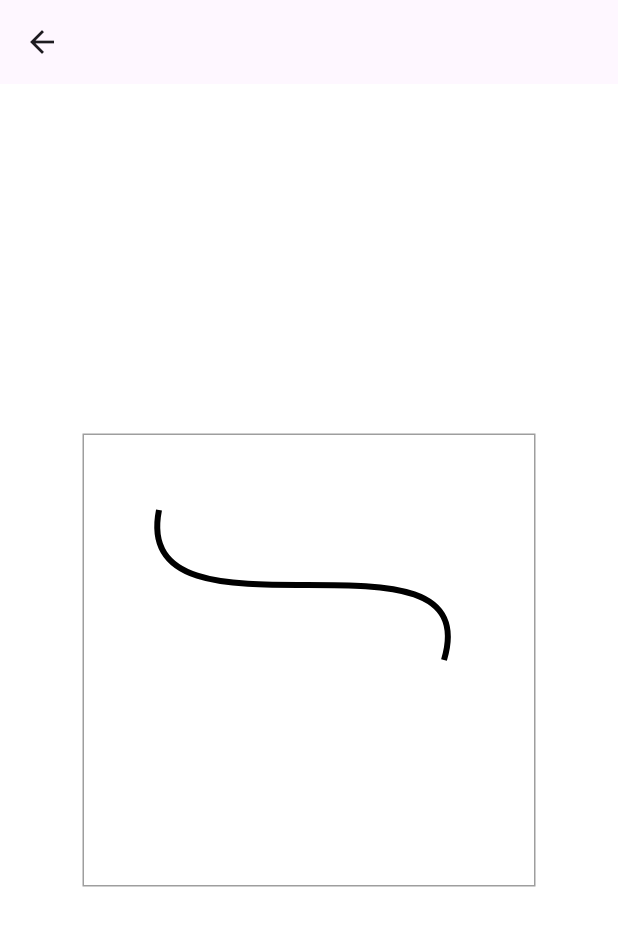
After one commit to GadielPugh/flutter_demo, a Flutter app: the screen it shows after launch, after a tap on "9. Pianting", on a phone screen of 412 x 824 dp. The commit adds this screen. Shown: the top 926 px of the screen. Run offline on Flutter 3.47's test engine with Material 3 defaults, Android fonts, the phone set to English and light mode, and no system bars; our stand-ins replace firebase_auth, firebase_core, get_it, shared_preferences, sqflite; accounts and stored records are empty; generated files the repository leaves out were written again.

Commit message:
Bazier Basics

```diff
--- a/lib/main.dart
+++ b/lib/main.dart
@@ -11,6 +11,7 @@ import 'package:flutter_demo/ui/demos/5_sqlite/sqlite_demo.dart';
 import 'package:flutter_demo/ui/demos/6_networking/networking_demo.dart';
 import 'package:flutter_demo/ui/demos/7_testing/calculator_demo.dart';
 import 'package:flutter_demo/ui/demos/8_profiling/profiling_demo.dart';
+import 'package:flutter_demo/ui/demos/9_painting/painting_demo.dart';
 import 'package:flutter_demo/ui/settings/settings_screen.dart';
 import 'ui/demos/1_dart/dart_demo_screen.dart';
 
@@ -34,7 +35,6 @@ class MyApp extends StatefulWidget {
 class _MyAppState extends State<MyApp> {
   final appState = getIt<AppState>();
 
-
   @override
   Widget build(BuildContext context) {
     return MaterialApp(
@@ -54,23 +54,23 @@ class HomeScreen extends StatelessWidget {
       appBar: AppBar(
         title: const Text("Home Screen"),
         backgroundColor: Theme.of(context).colorScheme.inversePrimary,
-
-
-
       ),
 
       drawer: Drawer(
         child: ListView(
           children: [
             DrawerHeader(child: FlutterLogo()),
-            ListTile(title:Text('Settings'),
-            onTap:(){
+            ListTile(
+              title: Text('Settings'),
+              onTap: () {
                 Navigator.push(
-                context,
-                MaterialPageRoute(builder: (context) => const SettingsScreen()),
-              );
-            }
-            )
+                  context,
+                  MaterialPageRoute(
+                    builder: (context) => const SettingsScreen(),
+                  ),
+                );
+              },
+            ),
           ],
         ),
       ),
@@ -78,9 +78,6 @@ class HomeScreen extends StatelessWidget {
       // A ListView for your items
       body: ListView(
         children: [
-
-
-
           ListTile(
             title: const Text("1. Dart Demo"),
             leading: const Icon(Icons.code),
@@ -129,16 +126,13 @@ class HomeScreen extends StatelessWidget {
             },
           ),
 
-
           ListTile(
             title: const Text("5. SQLite"),
             leading: const Icon(Icons.code),
             onTap: () {
               Navigator.push(
                 context,
-                MaterialPageRoute(
-                  builder: (context) => SqliteDemo()),
-
+                MaterialPageRoute(builder: (context) => SqliteDemo()),
               );
             },
           ),
@@ -149,22 +143,18 @@ class HomeScreen extends StatelessWidget {
             onTap: () {
               Navigator.push(
                 context,
-                MaterialPageRoute(
-                  builder: (context) => const NetworkingDemo()),
-
+                MaterialPageRoute(builder: (context) => const NetworkingDemo()),
               );
             },
           ),
 
-           ListTile(
+          ListTile(
             title: const Text("7. Testing"),
             leading: const Icon(Icons.code),
             onTap: () {
               Navigator.push(
                 context,
-                MaterialPageRoute(
-                  builder: (context) => const CalculatorDemo()),
-
+                MaterialPageRoute(builder: (context) => const CalculatorDemo()),
               );
             },
           ),
@@ -175,9 +165,29 @@ class HomeScreen extends StatelessWidget {
             onTap: () {
               Navigator.push(
                 context,
-                MaterialPageRoute(
-                  builder: (context) => const ProfilingDemo()),
+                MaterialPageRoute(builder: (context) => const ProfilingDemo()),
+              );
+            },
+          ),
 
+          ListTile(
+            title: const Text("9. Pianting"),
+            leading: const Icon(Icons.code),
+            onTap: () {
+              Navigator.push(
+                context,
+                MaterialPageRoute(builder: (context) => const PaintingDemo()),
+              );
+            },
+          ),
+
+          ListTile(
+            title: const Text("10. Media"),
+            leading: const Icon(Icons.code),
+            onTap: () {
+              Navigator.push(
+                context,
+                MaterialPageRoute(builder: (context) => const PaintingDemo()),
               );
             },
           ),
--- /dev/null
+++ b/lib/ui/demos/9_painting/painting_demo.dart
@@ -0,0 +1,219 @@
+import 'dart:ui' as ui;
+import 'dart:math' as math;
+import 'package:flutter/foundation.dart';
+import 'package:flutter/gestures.dart';
+import 'package:flutter/material.dart';
+import 'package:flutter/rendering.dart';
+
+class PaintingDemo extends StatefulWidget {
+  const PaintingDemo({super.key});
+
+  @override
+  State<PaintingDemo> createState() => _PaintingDemoState();
+}
+
+class _PaintingDemoState extends State<PaintingDemo> {
+  @override
+  Widget build(BuildContext context) {
+    return Scaffold(
+      backgroundColor: Colors.white,
+      appBar: AppBar(),
+      // body: Center(
+      //   child: Container(
+      //     // color: Colors.cyan,
+      //     child: ProgressBar(
+      //       barColor: Colors.blue,
+      //       thumbColor: Colors.red,
+      //       thumbSize: 20.0,
+      //     ),
+      //   ),
+      // ),
+      body: Center(
+        child: Container(
+          decoration: BoxDecoration(border: Border.all(color: Colors.grey)),
+          child: CustomPaint(size: Size(300, 300), painter: MyPainter()),
+        ),
+      ),
+    );
+  }
+}
+
+class MyPainter extends CustomPainter {
+  @override
+  void paint(Canvas canvas, Size size) {
+    final path = Path()
+      ..moveTo(50, 50)
+      // ..lineTo(200, 200)
+      // ..quadraticBezierTo(30, 150, 150, 100)
+      // ..quadraticBezierTo(270, 50, 240, 150);
+      ..cubicTo(30, 150, 270, 50, 240, 150);
+    final paint = Paint()
+      ..color = Colors.black
+      ..style = PaintingStyle.stroke
+      ..strokeWidth = 4;
+    canvas.drawPath(path, paint);
+
+
+  }
+
+
+  @override
+  bool shouldRepaint(CustomPainter old) {
+    return false;
+  }
+}
+
+class ProgressBar extends LeafRenderObjectWidget {
+  const ProgressBar({
+    super.key,
+    required this.barColor,
+    required this.thumbColor,
+    this.thumbSize = 20.0,
+  });
+
+  final Color barColor;
+  final Color thumbColor;
+  final double thumbSize;
+
+  @override
+  RenderProgressBar createRenderObject(BuildContext context) {
+    return RenderProgressBar(
+      barColor: barColor,
+      thumbColor: thumbColor,
+      thumbSize: thumbSize,
+    );
+  }
+
+  @override
+  void updateRenderObject(
+    BuildContext context,
+    RenderProgressBar renderObject,
+  ) {
+    renderObject
+      ..barColor = barColor
+      ..thumbColor = thumbColor
+      ..thumbSize = thumbSize;
+  }
+
+  @override
+  void debugFillProperties(DiagnosticPropertiesBuilder properties) {
+    super.debugFillProperties(properties);
+    properties.add(ColorProperty('barColor', barColor));
+    properties.add(ColorProperty('thumbColor', thumbColor));
+    properties.add(DoubleProperty('thumbSize', thumbSize));
+  }
+}
+
+class RenderProgressBar extends RenderBox {
+  RenderProgressBar({
+    required Color barColor,
+    required Color thumbColor,
+    required double thumbSize,
+  }) : _barColor = barColor,
+       _thumbColor = thumbColor,
+       _thumbSize = thumbSize {
+    // initialize the gesture recognizer
+    _drag = HorizontalDragGestureRecognizer()
+      ..onStart = (DragStartDetails details) {
+        _updateThumbPosition(details.localPosition);
+      }
+      ..onUpdate = (DragUpdateDetails details) {
+        _updateThumbPosition(details.localPosition);
+      };
+  }
+
+  void _updateThumbPosition(Offset localPosition) {
+    var dx = localPosition.dx.clamp(0, size.width);
+    _currentThumbValue = dx / size.width;
+    markNeedsPaint();
+    markNeedsSemanticsUpdate();
+  }
+
+  Color get barColor => _barColor;
+  Color _barColor;
+  set barColor(Color value) {
+    if (_barColor == value) return;
+    _barColor = value;
+    markNeedsPaint();
+  }
+
+  Color get thumbColor => _thumbColor;
+  Color _thumbColor;
+  set thumbColor(Color value) {
+    if (_thumbColor == value) return;
+    _thumbColor = value;
+    markNeedsPaint();
+  }
+
+  double get thumbSize => _thumbSize;
+  double _thumbSize;
+  set thumbSize(double value) {
+    if (_thumbSize == value) return;
+    _thumbSize = value;
+    markNeedsLayout();
+  }
+
+  @override
+  void performLayout() {
+    size = computeDryLayout(constraints);
+  }
+
+  @override
+  Size computeDryLayout(BoxConstraints constraints) {
+    final desiredWidth = constraints.maxWidth;
+    final desiredHeight = thumbSize;
+    final desiredSize = Size(desiredWidth, desiredHeight);
+    return constraints.constrain(desiredSize);
+  }
+
+  static const _minDesiredWidth = 100.0;
+
+  @override
+  double computeMinIntrinsicWidth(double height) => _minDesiredWidth;
+
+  @override
+  double computeMaxIntrinsicWidth(double height) => _minDesiredWidth;
+
+  @override
+  double computeMinIntrinsicHeight(double width) => thumbSize;
+
+  @override
+  double computeMaxIntrinsicHeight(double width) => thumbSize;
+
+  double _currentThumbValue = 0.5;
+
+  @override
+  void paint(PaintingContext context, Offset offset) {
+    final canvas = context.canvas;
+    canvas.save();
+    canvas.translate(offset.dx, offset.dy);
+
+    // paint bar
+    final barPaint = Paint()
+      ..color = barColor
+      ..strokeWidth = 5;
+    final point1 = Offset(0, size.height / 2);
+    final point2 = Offset(size.width, size.height / 2);
+    canvas.drawLine(point1, point2, barPaint);
+
+    // paint thumb
+    final thumbPaint = Paint()..color = thumbColor;
+    final thumbDx = _currentThumbValue * size.width;
+    final center = Offset(thumbDx, size.height / 2);
+    canvas.drawCircle(center, thumbSize / 2, thumbPaint);
+    canvas.restore();
+  }
+
+  late HorizontalDragGestureRecognizer _drag;
+
+  @override
+  bool hitTestSelf(Offset position) => true;
+
+  @override
+  void handleEvent(PointerEvent event, BoxHitTestEntry entry) {
+    assert(debugHandleEvent(event, entry));
+    if (event is PointerDownEvent) {
+      _drag.addPointer(event);
+    }
+  }
+}
```
